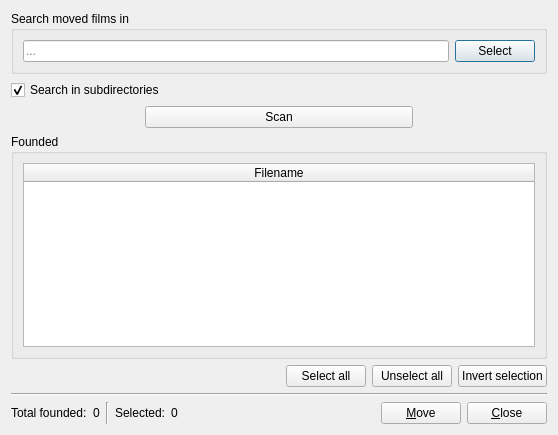
This is src/movedfilmswindow.ui in eugene-melnik/alexandra as Qt 5 draws it before an edit. The edited form follows.
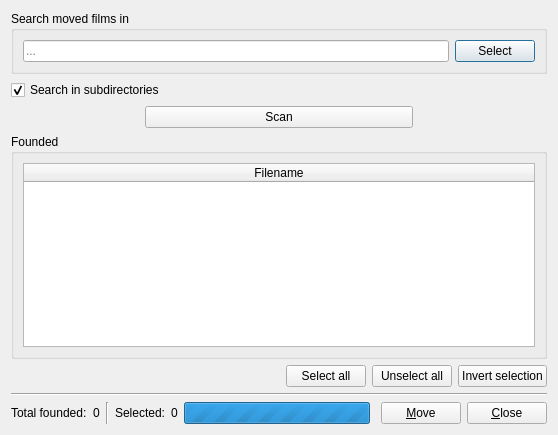
This is the edited form. Icons and pictures are not drawn.

```diff
--- a/src/movedfilmswindow.ui
+++ b/src/movedfilmswindow.ui
@@ -197,7 +197,7 @@
     </widget>
    </item>
    <item>
-    <layout class="QHBoxLayout" name="hl3">
+    <layout class="QHBoxLayout" name="hl3" stretch="0,0,0,0,0,1,0,0,0">
      <item>
       <widget class="QLabel" name="labelTotalFounded">
        <property name="text">
@@ -233,6 +233,19 @@
        </property>
       </widget>
      </item>
+     <item>
+      <widget class="QProgressBar" name="progressBar">
+       <property name="maximum">
+        <number>0</number>
+       </property>
+       <property name="value">
+        <number>-1</number>
+       </property>
+       <property name="textVisible">
+        <bool>false</bool>
+       </property>
+      </widget>
+     </item>
      <item>
       <spacer name="hs4">
        <property name="orientation">
@@ -240,7 +253,7 @@
        </property>
        <property name="sizeHint" stdset="0">
         <size>
-         <width>40</width>
+         <width>5</width>
          <height>20</height>
         </size>
        </property>
```
